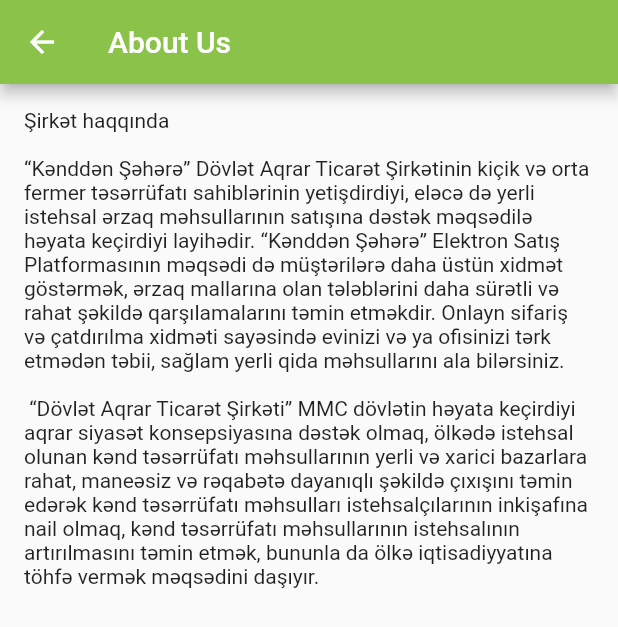
After one commit to konuleminova/kendden_shehere, a Flutter app: the HomePage screen opened by its route, in the side drawer, after a tap on "About Us", on a phone screen of 412 x 824 dp. The commit adds this screen. Shown: the top 627 px of the screen. Run offline on Flutter 3.47's test engine with Material 2 defaults, Android fonts, the phone set to English and light mode, and no system bars; our stand-ins replace flutter_redux, google_maps_flutter, redux, redux_thunk, share, shared_preferences and 1 more; missing offline and left inert: flutter_google_places, geocoder, google_maps_webservice, map_view; accounts and stored records are empty; network calls fail; statements that could not run were skipped.

Commit message:
added assets

```diff
--- /dev/null
+++ b/images/desc.txt
@@ -0,0 +1,5 @@
+Şirkət haqqında
+
+“Kənddən Şəhərə” Dövlət Aqrar Ticarət Şirkətinin kiçik və orta fermer təsərrüfatı sahiblərinin yetişdirdiyi, eləcə də yerli istehsal ərzaq məhsullarının satışına dəstək məqsədilə həyata keçirdiyi layihədir. “Kənddən Şəhərə” Elektron Satış Platformasının məqsədi də müştərilərə daha üstün xidmət göstərmək, ərzaq mallarına olan tələblərini daha sürətli və rahat şəkildə qarşılamalarını təmin etməkdir. Onlayn sifariş və çatdırılma xidməti sayəsində evinizi və ya ofisinizi tərk etmədən təbii, sağlam yerli qida məhsullarını ala bilərsiniz.
+
+ “Dövlət Aqrar Ticarət Şirkəti” MMC dövlətin həyata keçirdiyi aqrar siyasət konsepsiyasına dəstək olmaq, ölkədə istehsal olunan kənd təsərrüfatı məhsullarının yerli və xarici bazarlara rahat, maneəsiz və rəqabətə dayanıqlı şəkildə çıxışını təmin edərək kənd təsərrüfatı məhsulları istehsalçılarının inkişafına nail olmaq, kənd təsərrüfatı məhsullarının istehsalının artırılmasını təmin etmək, bununla da ölkə iqtisadiyyatına töhfə vermək məqsədini daşıyır.
--- a/lib/constants/Constants.dart
+++ b/lib/constants/Constants.dart
@@ -25,5 +25,11 @@ class Constants {
   static const String AutoYenilenme1 = 'Automatik Yenilenme: Time1';
   static const String AutoYenilenme2 = 'Automatik Yenilenme: Time2';
   static const String AutoYenilenme3 = 'Automatik Yenilenme: Time3';
-  static const List<String> autodates = <String>[AutoYenilenme1, AutoYenilenme2,AutoYenilenme3];
+  static const List<String> autodates = <String>[
+    AutoYenilenme1,
+    AutoYenilenme2,
+    AutoYenilenme3
+  ];
+  static String aboutUs =
+      "Kənddən Şəhərə” Dövlət Aqrar Ticarət Şirkətinin kiçik və orta fermer təsərrüfatı sahiblərinin yetişdirdiyi, eləcə də yerli istehsal ərzaq məhsullarının satışına dəstək məqsədilə həyata keçirdiyi layihədir. “Kənddən Şəhərə” Elektron Satış Platformasının məqsədi də müştərilərə daha üstün xidmət göstərmək, ərzaq mallarına olan tələblərini daha sürətli və rahat şəkildə qarşılamalarını təmin etməkdir. Onlayn sifariş və çatdırılma xidməti sayəsində evinizi və ya ofisinizi tərk etmədən təbii, sağlam yerli qida məhsullarını ala bilərsiniz.“Dövlət Aqrar Ticarət Şirkəti” MMC dövlətin həyata keçirdiyi aqrar siyasət konsepsiyasına dəstək olmaq, ölkədə istehsal olunan kənd təsərrüfatı məhsullarının yerli və xarici bazarlara rahat, maneəsiz və rəqabətə dayanıqlı şəkildə çıxışını təmin edərək kənd təsərrüfatı məhsulları istehsalçılarının inkişafına nail olmaq, kənd təsərrüfatı məhsullarının istehsalının artırılmasını təmin etmək, bununla da ölkə iqtisadiyyatına töhfə vermək məqsədini daşıyır";
 }
--- a/lib/main.dart
+++ b/lib/main.dart
@@ -2,6 +2,7 @@ import 'package:flutter/material.dart';
 import 'package:flutter_redux/flutter_redux.dart';
 import 'package:kendden_shehere/data/model/login_model.dart';
 import 'package:kendden_shehere/data/viewmodel/login_viewmodel.dart';
+import 'package:kendden_shehere/ui/page/about_us.dart';
 import 'package:kendden_shehere/ui/page/grocery/grocery_details_page.dart';
 import 'package:kendden_shehere/ui/page/grocery/grocery_shop_list.dart';
 import 'package:kendden_shehere/ui/page/grocery/gwishlisttab.dart';
@@ -59,7 +60,8 @@ class MyApp extends StatelessWidget {
           "/order_shop_list": (BuildContext context) => OrderShopListPage(),
           "/profile": (BuildContext context) => ProfilePage(),
           "/settings": (BuildContext context) => SettingsPage(),
-          "/search_place": (BuildContext context) => CustomSearchScaffold()
+          "/search_place": (BuildContext context) => CustomSearchScaffold(),
+          "/about_us": (BuildContext context) => AboutUsPage()
 
           // "/product_list": (BuildContext context) => ProductListPage()
         },
--- /dev/null
+++ b/lib/ui/page/about_us.dart
@@ -0,0 +1,34 @@
+import 'package:flutter/material.dart';
+import 'package:flutter/services.dart';
+import 'package:flutter/services.dart' show rootBundle;
+
+class AboutUsPage extends StatelessWidget {
+  @override
+  Widget build(BuildContext context) {
+    // TODO: implement build
+    return new Scaffold(
+        appBar: new AppBar(
+          title: Text("About Us"),
+          backgroundColor: Colors.lightGreen,
+        ),
+        body: new Container(
+          margin: EdgeInsets.all(16),
+          child: new FutureBuilder(
+              future: getFileData('images/desc.txt'),
+              builder: (BuildContext context, AsyncSnapshot snapshot) {
+                if (snapshot.hasData) {
+                  if (snapshot.data != null) {
+                    return new Text(snapshot.data);
+                  }
+                } else {
+                  return new CircularProgressIndicator();
+                }
+              }),
+        ));
+  }
+
+
+  Future<String> getFileData(String path) async {
+    return await rootBundle.loadString(path);
+  }
+}
--- a/lib/ui/widgets/drawer.dart
+++ b/lib/ui/widgets/drawer.dart
@@ -35,8 +35,8 @@ class DrawerState extends State<DrawerWidget> {
                 decoration: new BoxDecoration(color: Colors.lightGreen),
                 onDetailsPressed: () {
                   Navigator.pushNamed<dynamic>(context, "/profile")
-                  .then((isLoggedOut) {
-                    if(isLoggedOut != null && isLoggedOut == true) {
+                      .then((isLoggedOut) {
+                    if (isLoggedOut != null && isLoggedOut == true) {
                       Navigator.pushReplacementNamed(context, '/login');
                     }
                   });
@@ -90,7 +90,13 @@ class DrawerState extends State<DrawerWidget> {
             leading: Icon(Icons.question_answer),
             title: Text("FAG"),
           ),
-          ListTile(leading: Icon(Icons.info), title: Text("About Us")),
+          ListTile(
+            leading: Icon(Icons.info),
+            title: Text("About Us"),
+            onTap: () {
+              Navigator.pushNamed(context, '/about_us');
+            },
+          ),
           ListTile(leading: Icon(Icons.phone), title: Text("Contact Us")),
         ],
       ),
--- a/pubspec.yaml
+++ b/pubspec.yaml
@@ -66,6 +66,7 @@ flutter:
   - images/img1.jpg
   - images/img2.jpg
   - images/img3.jpg
+  - images/desc.txt
 
   # To add assets to your application, add an assets section, like this:
   # assets:
```
